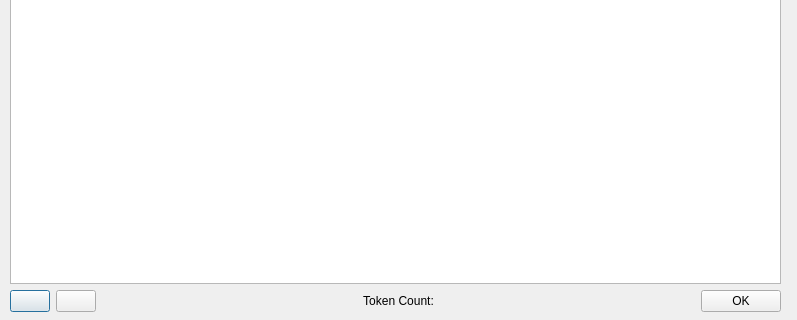
First picture: the form in ui_files/dialogs/prompt_preview_dialog.ui, repository rw417/Writingway, before the edit; both pictures show x 0 to 797 and y 199 to 519 of the 797 by 519 pixel window.
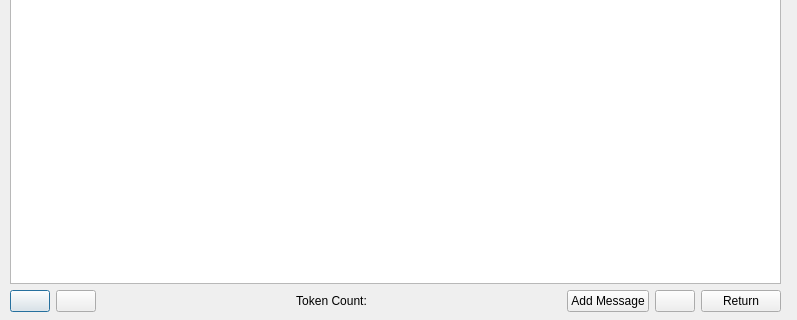
Second picture: the form after the edit.

Commit message: Added prompt preview editing functionality. Users can now edit prompts directly within preview and send the edited prompt to the LLM.

Diff of the .ui file:
```diff
--- a/ui_files/dialogs/prompt_preview_dialog.ui
+++ b/ui_files/dialogs/prompt_preview_dialog.ui
@@ -45,7 +45,7 @@
      </widget>
     </item>
     <item>
-     <layout class="QHBoxLayout" name="horizontalLayout" stretch="0,0,1,0">
+     <layout class="QHBoxLayout" name="horizontalLayout" stretch="0,0,1,0,0,0">
       <item>
        <widget class="QPushButton" name="zoom_in_button">
         <property name="text">
@@ -70,10 +70,24 @@
         </property>
        </widget>
       </item>
+      <item>
+       <widget class="QPushButton" name="add_message_button">
+        <property name="text">
+         <string>Add Message</string>
+        </property>
+       </widget>
+      </item>
+      <item>
+       <widget class="QPushButton" name="send_prompt_button">
+        <property name="text">
+         <string></string>
+        </property>
+       </widget>
+      </item>
       <item>
        <widget class="QPushButton" name="ok_button">
         <property name="text">
-         <string>OK</string>
+         <string>Return</string>
         </property>
        </widget>
       </item>
```
The commit also changes 4 other files.
